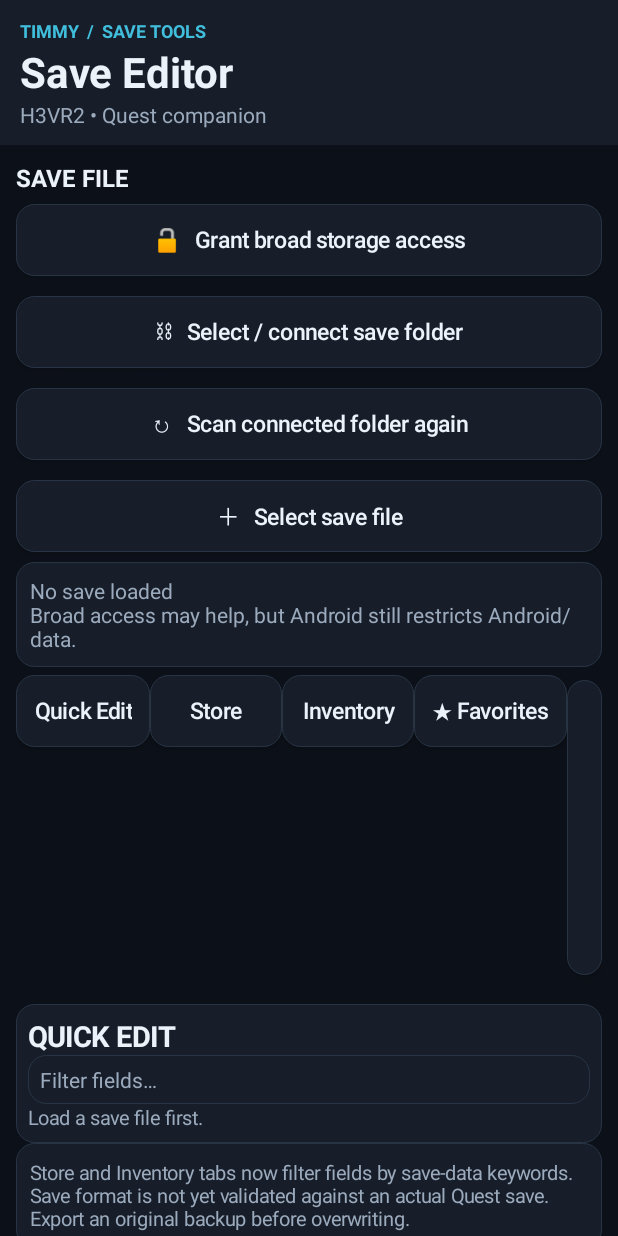
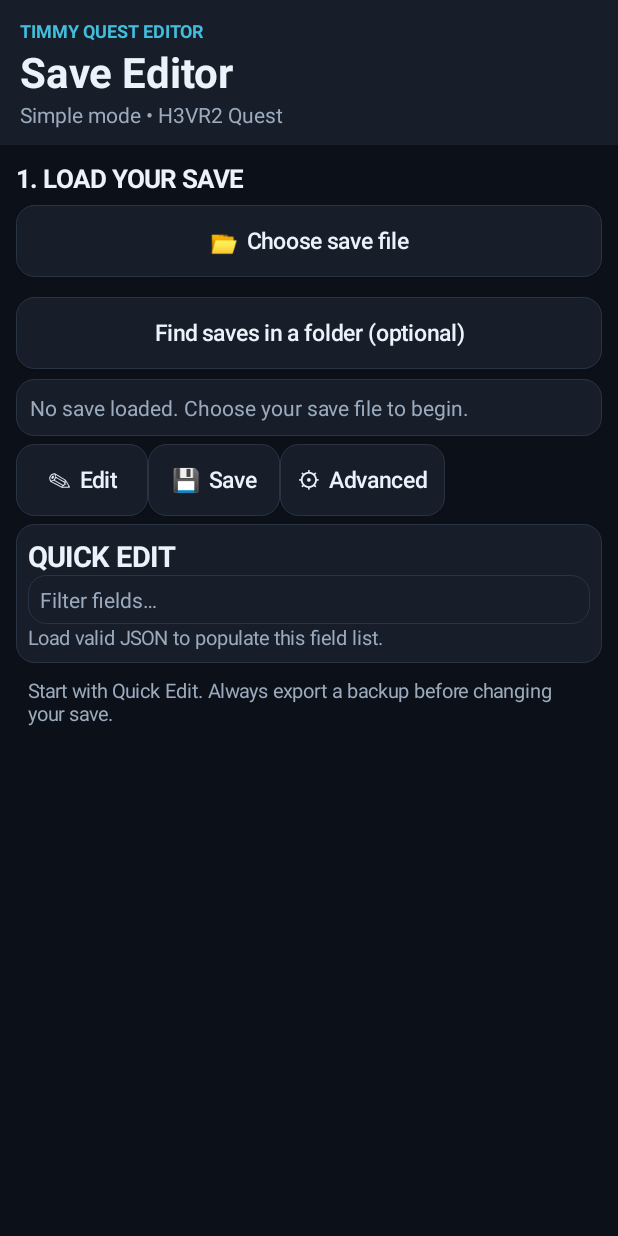
Before and after one commit to goldenroar1804-dev/H3vr2-timmothy-game-save-editor-quest-port-, an Android app: the screen it shows after launch (MainActivity), on a phone screen of 412 x 824 dp. Run offline under Robolectric (Android 15) with nearby library versions, the phone set to English and light mode, and no system bars.

Commit message:
Simplify editor UI into Edit, Save, and Advanced sections

```diff
--- a/app/src/main/java/com/timmyquesteditor/MainActivity.java
+++ b/app/src/main/java/com/timmyquesteditor/MainActivity.java
@@ -34,37 +34,23 @@ public class MainActivity extends Activity {
     void buildUI(){
         LinearLayout root=new LinearLayout(this);root.setOrientation(LinearLayout.VERTICAL);root.setBackgroundColor(BG);
         LinearLayout header=new LinearLayout(this);header.setPadding(20,18,20,16);header.setOrientation(LinearLayout.VERTICAL);header.setBackgroundColor(PANEL);
-        TextView brand=label("TIMMY  /  SAVE TOOLS",12,ACCENT,true);header.addView(brand);
-        TextView title=label("Save Editor",28,TEXT,true);header.addView(title);
-        TextView subtitle=label("H3VR2 • Quest companion",14,MUTED,false);header.addView(subtitle);root.addView(header);
+        header.addView(label("TIMMY QUEST EDITOR",12,ACCENT,true));header.addView(label("Save Editor",28,TEXT,true));header.addView(label("Simple mode • H3VR2 Quest",14,MUTED,false));root.addView(header);
         ScrollView scroll=new ScrollView(this);LinearLayout body=new LinearLayout(this);body.setPadding(16,16,16,24);body.setOrientation(LinearLayout.VERTICAL);scroll.addView(body);
-        TextView section=label("SAVE FILE",16,TEXT,true);body.addView(section);
-        Button access=button("🔓   Grant broad storage access");access.setOnClickListener(v->requestAllFilesAccess());body.addView(access);
-        Button connect=button("⛓   Select / connect save folder");connect.setOnClickListener(v->{Intent i=new Intent(Intent.ACTION_OPEN_DOCUMENT_TREE);startActivityForResult(i,TREE);});body.addView(connect);
-        Button rescan=button("↻   Scan connected folder again");rescan.setOnClickListener(v->{if(treeRoot!=null)findSaveCandidates(treeRoot);else status.setText("Connect a folder first.");});body.addView(rescan);
-        Button open=button("＋   Select save file");open.setOnClickListener(v->{Intent i=new Intent(Intent.ACTION_OPEN_DOCUMENT);i.setType("*/*");i.addCategory(Intent.CATEGORY_OPENABLE);startActivityForResult(i,OPEN);});body.addView(open);
-        status=label("No save loaded\nBroad access may help, but Android still restricts Android/data.",14,MUTED,false);status.setPadding(14,14,14,14);status.setBackground(panel());body.addView(status);
-        LinearLayout tabs=new LinearLayout(this);tabs.setOrientation(LinearLayout.HORIZONTAL);tabs.setPadding(0,8,0,8);
-        ScrollView tabScroll=new ScrollView(this);tabScroll.setHorizontalScrollBarEnabled(true);tabScroll.addView(tabs);body.addView(tabScroll);
+        TextView loadTitle=label("1. LOAD YOUR SAVE",17,TEXT,true);body.addView(loadTitle);
+        Button open=button("📂  Choose save file");open.setOnClickListener(v->{Intent i=new Intent(Intent.ACTION_OPEN_DOCUMENT);i.setType("*/*");i.addCategory(Intent.CATEGORY_OPENABLE);startActivityForResult(i,OPEN);});body.addView(open);
+        Button connect=button("Find saves in a folder (optional)");connect.setOnClickListener(v->{Intent i=new Intent(Intent.ACTION_OPEN_DOCUMENT_TREE);startActivityForResult(i,TREE);});body.addView(connect);
+        status=label("No save loaded. Choose your save file to begin.",14,MUTED,false);status.setPadding(14,14,14,14);status.setBackground(panel());body.addView(status);
+        LinearLayout tabs=new LinearLayout(this);tabs.setOrientation(LinearLayout.HORIZONTAL);tabs.setPadding(0,8,0,8);ScrollView tabScroll=new ScrollView(this);tabScroll.setHorizontalScrollBarEnabled(true);tabScroll.addView(tabs);body.addView(tabScroll);
         FrameLayout workspace=new FrameLayout(this);body.addView(workspace,new LinearLayout.LayoutParams(-1,-2));
-        editor=new EditText(this);editor.setGravity(Gravity.TOP|Gravity.LEFT);editor.setTypeface(Typeface.MONOSPACE);editor.setMinLines(14);editor.setTextSize(13);editor.setTextColor(TEXT);editor.setHintTextColor(MUTED);editor.setHint("Load a save to edit its raw JSON");editor.setPadding(14,14,14,14);editor.setBackground(panel());
-        LinearLayout rawPanel=new LinearLayout(this);rawPanel.setOrientation(LinearLayout.VERTICAL);rawPanel.addView(label("RAW JSON • edit the selected save file",15,TEXT,true));rawPanel.addView(editor,new LinearLayout.LayoutParams(-1,-2));
-        Button validate=button("✓   Validate JSON");validate.setOnClickListener(v->validateJson());rawPanel.addView(validate);
-        Button export=button("⇧   Export edited save");export.setOnClickListener(v->{Intent i=new Intent(Intent.ACTION_CREATE_DOCUMENT);i.setType("*/*");i.addCategory(Intent.CATEGORY_OPENABLE);i.putExtra(Intent.EXTRA_TITLE,suggestedName());startActivityForResult(i,SAVE);});rawPanel.addView(export);
-        Button directSave=button("💾   Save edits back to selected file");directSave.setOnClickListener(v->saveBackToOpened());rawPanel.addView(directSave);
-        Button backup=button("⤓   Export original backup");backup.setOnClickListener(v->{if(original==null){status.setText("Open a file first.");return;}Intent i=new Intent(Intent.ACTION_CREATE_DOCUMENT);i.setType("*/*");i.addCategory(Intent.CATEGORY_OPENABLE);i.putExtra(Intent.EXTRA_TITLE,"backup_"+suggestedName());startActivityForResult(i,BACKUP);});rawPanel.addView(backup);
         LinearLayout quickPanel=fieldPanel("QUICK EDIT",true);
-        LinearLayout storePanel=fieldPanel("STORE EDIT",false);
-        LinearLayout inventoryPanel=fieldPanel("INVENTORY / STORAGE",false);
-        LinearLayout favoritesPanel=fieldPanel("FAVORITES & PRESETS",false);
-        LinearLayout treePanel=fieldPanel("ALL PARAMETERS",false);
-        LinearLayout descPanel=fieldPanel("FIELD GUIDE",false);
-        LinearLayout[] pages={quickPanel,storePanel,inventoryPanel,favoritesPanel,treePanel,rawPanel,descPanel};
-        String[] titles={"Quick Edit","Store","Inventory","★ Favorites","All Fields","Raw JSON","Field Guide"};
-        for(int i=0;i<pages.length;i++){final int index=i;Button tb=button(titles[i]);tb.setLayoutParams(new LinearLayout.LayoutParams(-2,-2));tb.setOnClickListener(v->{workspace.removeAllViews();workspace.addView(pages[index]);});tabs.addView(tb);}
-        workspace.addView(quickPanel);
-        TextView note=label("Store and Inventory tabs now filter fields by save-data keywords. Save format is not yet validated against an actual Quest save. Export an original backup before overwriting.",13,MUTED,false);note.setPadding(14,16,14,16);note.setBackground(panel());body.addView(note);
-        root.addView(scroll,new LinearLayout.LayoutParams(-1,0,1));setContentView(root);
+        LinearLayout savePanel=new LinearLayout(this);savePanel.setOrientation(LinearLayout.VERTICAL);savePanel.setPadding(12,12,12,12);savePanel.setBackground(panel());savePanel.addView(label("SAVE & BACKUP",19,TEXT,true));
+        Button backup=button("1. Export original backup");backup.setOnClickListener(v->{if(original==null){status.setText("Load a save first.");return;}Intent i=new Intent(Intent.ACTION_CREATE_DOCUMENT);i.setType("*/*");i.addCategory(Intent.CATEGORY_OPENABLE);i.putExtra(Intent.EXTRA_TITLE,"backup_"+suggestedName());startActivityForResult(i,BACKUP);});savePanel.addView(backup);
+        Button export=button("2. Export edited save");export.setOnClickListener(v->{if(editor.getText().toString().trim().isEmpty()){status.setText("Load a save first.");return;}Intent i=new Intent(Intent.ACTION_CREATE_DOCUMENT);i.setType("*/*");i.addCategory(Intent.CATEGORY_OPENABLE);i.putExtra(Intent.EXTRA_TITLE,suggestedName());startActivityForResult(i,SAVE);});savePanel.addView(export);
+        Button directSave=button("Overwrite original (advanced)");directSave.setOnClickListener(v->saveBackToOpened());savePanel.addView(directSave);
+        LinearLayout advanced=new LinearLayout(this);advanced.setOrientation(LinearLayout.VERTICAL);advanced.setPadding(12,12,12,12);advanced.setBackground(panel());advanced.addView(label("ADVANCED TOOLS",19,TEXT,true));
+        LinearLayout storePanel=fieldPanel("STORE FIELDS",false);LinearLayout inventoryPanel=fieldPanel("INVENTORY FIELDS",false);LinearLayout treePanel=fieldPanel("ALL FIELDS",false);LinearLayout rawPanel=new LinearLayout(this);rawPanel.setOrientation(LinearLayout.VERTICAL);rawPanel.addView(label("RAW JSON",16,TEXT,true));editor=new EditText(this);editor.setGravity(Gravity.TOP|Gravity.LEFT);editor.setTypeface(Typeface.MONOSPACE);editor.setMinLines(10);editor.setTextSize(13);editor.setTextColor(TEXT);editor.setHintTextColor(MUTED);editor.setHint("Raw save data appears here after loading.");editor.setPadding(14,14,14,14);editor.setBackground(panel());rawPanel.addView(editor,new LinearLayout.LayoutParams(-1,-2));Button validate=button("Validate JSON");validate.setOnClickListener(v->validateJson());rawPanel.addView(validate);advanced.addView(storePanel);advanced.addView(inventoryPanel);advanced.addView(treePanel);advanced.addView(rawPanel);
+        LinearLayout[] pages={quickPanel,savePanel,advanced};String[] names={"✎  Edit","💾  Save","⚙  Advanced"};for(int i=0;i<pages.length;i++){final int ix=i;Button tb=button(names[i]);tb.setLayoutParams(new LinearLayout.LayoutParams(-2,-2));tb.setOnClickListener(v->{workspace.removeAllViews();workspace.addView(pages[ix]);});tabs.addView(tb);}
+        workspace.addView(quickPanel);TextView tip=label("Start with Quick Edit. Always export a backup before changing your save.",13,MUTED,false);tip.setPadding(12,14,12,14);body.addView(tip);root.addView(scroll,new LinearLayout.LayoutParams(-1,0,1));setContentView(root);
     }
     void requestAllFilesAccess(){ if(android.os.Build.VERSION.SDK_INT>=30){try{Intent i=new Intent(android.provider.Settings.ACTION_MANAGE_APP_ALL_FILES_ACCESS_PERMISSION,Uri.parse("package:"+getPackageName()));startActivity(i);}catch(Exception e){Intent i=new Intent(android.provider.Settings.ACTION_MANAGE_ALL_FILES_ACCESS_PERMISSION);startActivity(i);}}else{status.setText("Storage access is handled through Android file selection.");}}
     void saveBackToOpened(){if(opened==null){status.setText("Select a save file first.");return;}if(original==null){status.setText("Original file data unavailable; reload before saving.");return;}if(!backupExported){new android.app.AlertDialog.Builder(this).setTitle("Backup required").setMessage("Export an unchanged backup of the original save before overwriting it. Use the Export original backup button, then try saving again.").setPositiveButton("OK",null).show();status.setText("Save blocked: export an original backup first.");return;}new android.app.AlertDialog.Builder(this).setTitle("Overwrite selected save?").setMessage("This will overwrite the selected file. A backup was exported during this session.").setPositiveButton("Overwrite",(d,w)->{try{validateJsonOrThrow(editor.getText().toString());byte[] raw=editor.getText().toString().getBytes(java.nio.charset.StandardCharsets.UTF_8);write(opened,wasGzip?gzip(raw):raw);status.setText("Saved changes to selected file.");backupExported=false;}catch(Exception e){status.setText("Save failed: "+e.getMessage());}}).setNegativeButton("Cancel",null).show();}
```
